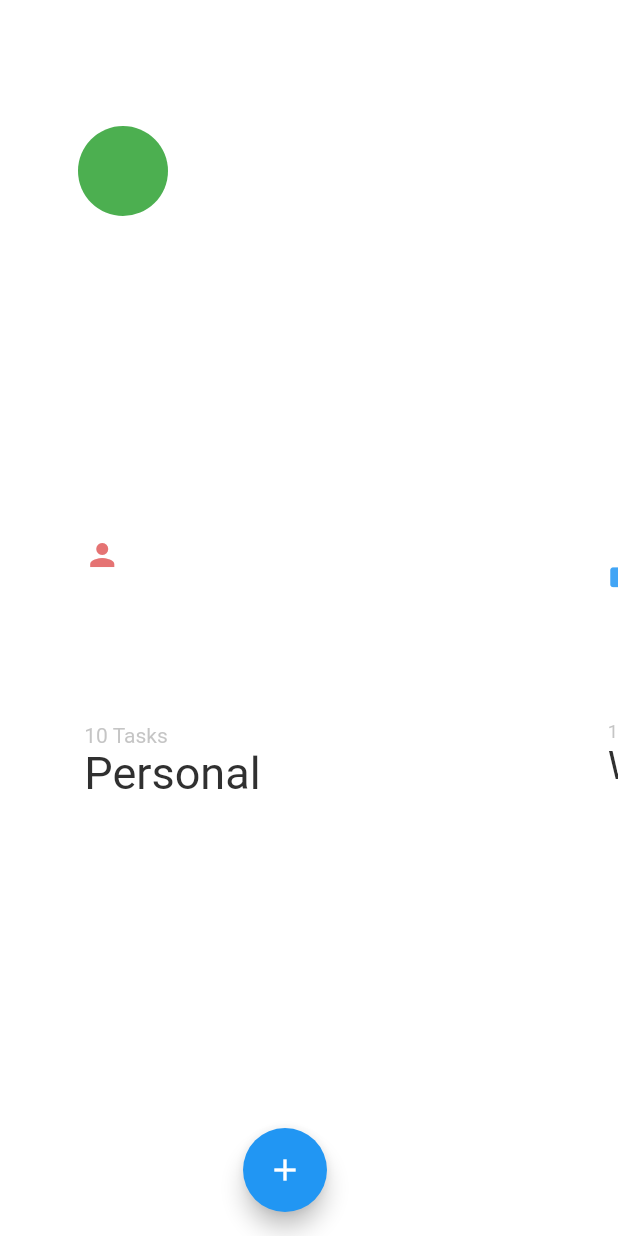
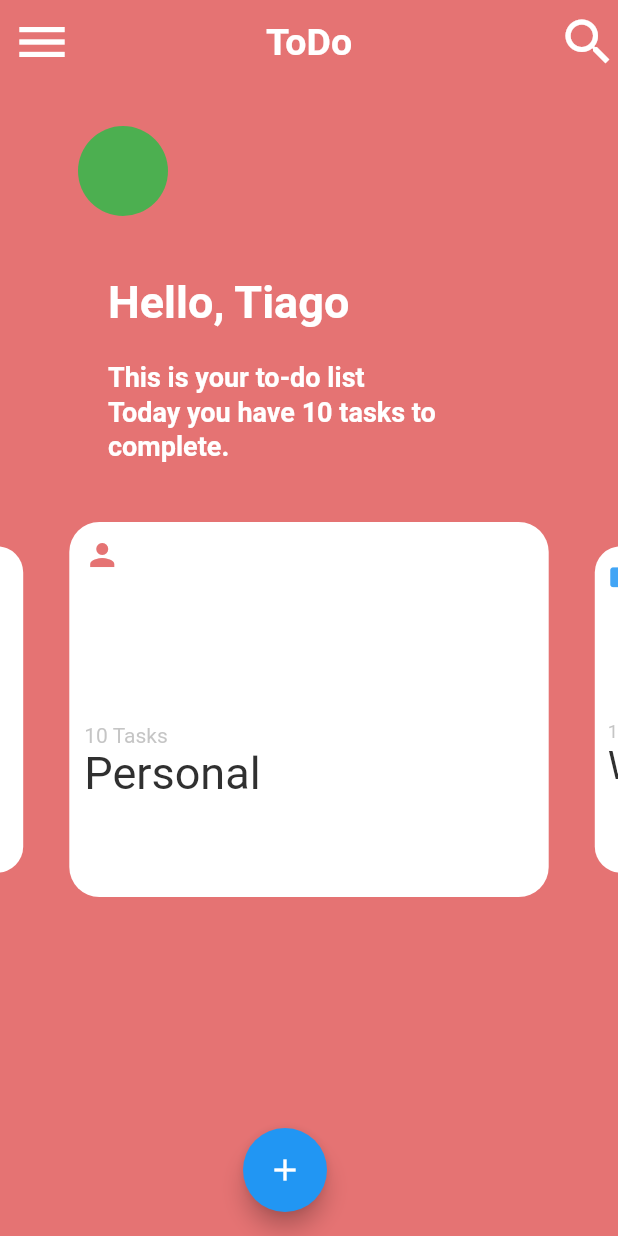
Before and after one commit to TiagoRibeiro02/To-Do_List, a Flutter app: the screen it shows after launch, on a phone screen of 412 x 824 dp. Run offline on Flutter 3.47's test engine with Material 2 defaults, Android fonts, the phone set to English and light mode, and no system bars; drawn by our look-alikes of carousel_slider.

Commit message:
change background done

```diff
--- a/lib/Pages/home.dart
+++ b/lib/Pages/home.dart
@@ -13,11 +13,16 @@ class _home_pageState extends State<home_page> {
   String username = 'Tiago';
   int tasks = 10;
   Color? backgroundColor = Colors.white;
+  int _colorNumber = 0;
 
-  void changebgColor() {
-    setState(() {
-      backgroundColor = backgroundColor;
-    });
+  Color? changebgColor() {
+    if (_colorNumber == 0){
+      return backgroundColor = Colors.red[300];
+    } else if(_colorNumber == 1){
+      return backgroundColor = Colors.blue[400];
+    } else{
+      return backgroundColor = Colors.green[300];
+    }
   }
 
   Widget buildTask(int i) {
@@ -146,7 +151,7 @@ class _home_pageState extends State<home_page> {
                   alignment: Alignment.topLeft,
                   child: Icon(
                     Icons.person,
-                    color: backgroundColor = Colors.red[300],
+                    color: backgroundColor = Colors.green[300],
                   )
               ),
               SizedBox(height: 100.0,),
@@ -230,7 +235,7 @@ class _home_pageState extends State<home_page> {
         ),
       ),
 
-      backgroundColor: backgroundColor,
+      backgroundColor: changebgColor(),
       body: Column(
         children: [
           Container(
@@ -339,8 +344,7 @@ class _home_pageState extends State<home_page> {
                               enlargeCenterPage: true,
                               onPageChanged: (ColorNumber, reason) {
                                 setState(() {
-                                  backgroundColor = backgroundColor;
-                                  //print(backgroundColor);
+                                  _colorNumber = ColorNumber;
                                 });
                               },
                             ),
```
